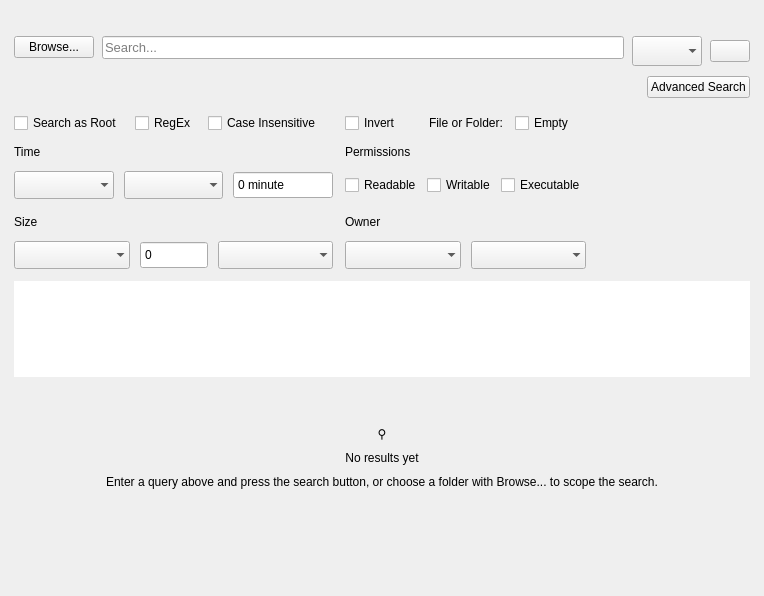
Old version of the form shared/nexis/Pages/Search/search_page.ui in the repository s4solutionsllc/Nexis.
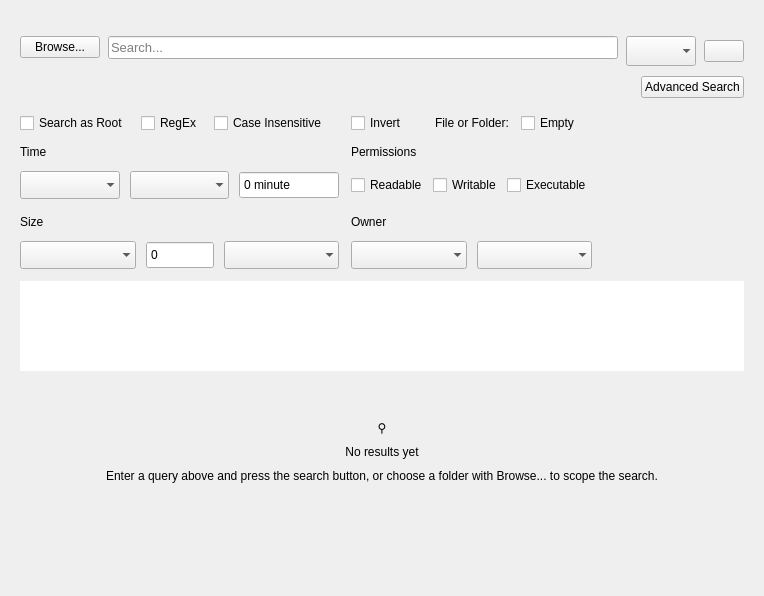
New version of the form. Icons and pictures are not drawn.

```diff
--- a/shared/nexis/Pages/Search/search_page.ui
+++ b/shared/nexis/Pages/Search/search_page.ui
@@ -15,16 +15,16 @@
   </property>
   <layout class="QGridLayout" name="gridLayout">
    <property name="leftMargin">
-    <number>14</number>
+    <number>20</number>
    </property>
    <property name="topMargin">
     <number>12</number>
    </property>
    <property name="rightMargin">
-    <number>14</number>
+    <number>20</number>
    </property>
    <property name="bottomMargin">
-    <number>10</number>
+    <number>16</number>
    </property>
    <property name="spacing">
     <number>10</number>
```
Left out of the diff: 33 changed lines with no effect on the pictures.
